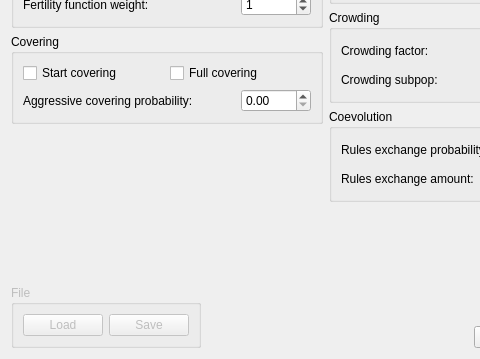
This is gui/SettingsDialog.ui in sjedrysiak/gcse as Qt 5 draws it before an edit; both pictures show x 0 to 480 and y 332 to 691 of the 651 by 691 pixel window. The edited form follows.
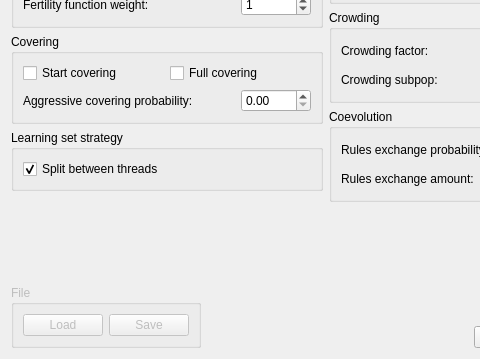
This is the edited form.

Patch:
```diff
--- a/gui/SettingsDialog.ui
+++ b/gui/SettingsDialog.ui
@@ -353,6 +353,25 @@
          <zorder></zorder>
         </widget>
        </item>
+       <item>
+        <widget class="QGroupBox" name="groupBox_4" >
+         <property name="title" >
+          <string>Learning set strategy</string>
+         </property>
+         <layout class="QVBoxLayout" name="verticalLayout_10" >
+          <item>
+           <widget class="QCheckBox" name="cbxSplitLearningSet" >
+            <property name="text" >
+             <string>Split between threads</string>
+            </property>
+            <property name="checked" >
+             <bool>true</bool>
+            </property>
+           </widget>
+          </item>
+         </layout>
+        </widget>
+       </item>
        <item>
         <spacer name="verticalSpacer_5" >
          <property name="orientation" >
```
Left out of the diff: 1 changed line with no effect on the pictures.
